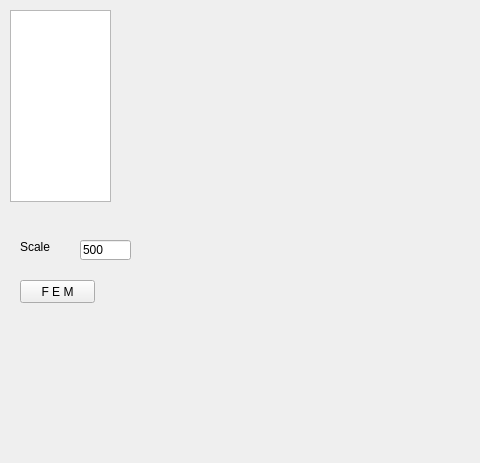
JayJoeAy/jjff, file BDwindow.ui: the form before one commit; both pictures show x 0 to 480 and y 0 to 463 of the 1111 by 803 pixel window.
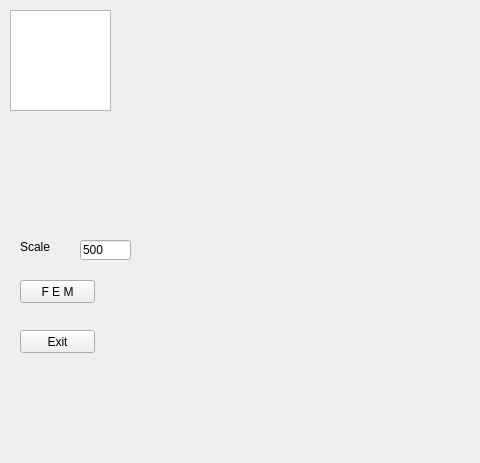
The form after the commit.

Commit message: scaling parameters is now working and the main function now is implemented separatly and is manipulated by a button.

What changed in the file:
```diff
--- a/BDwindow.ui
+++ b/BDwindow.ui
@@ -50,7 +50,7 @@
       <x>10</x>
       <y>10</y>
       <width>101</width>
-      <height>192</height>
+      <height>101</height>
      </rect>
     </property>
    </widget>
@@ -80,6 +80,19 @@
      <string>Scale</string>
     </property>
    </widget>
+   <widget class="QPushButton" name="ExitButt">
+    <property name="geometry">
+     <rect>
+      <x>20</x>
+      <y>330</y>
+      <width>75</width>
+      <height>23</height>
+     </rect>
+    </property>
+    <property name="text">
+     <string>Exit</string>
+    </property>
+   </widget>
   </widget>
   <widget class="QMenuBar" name="menubar">
    <property name="geometry">
```
The commit also changes 1 other file.
